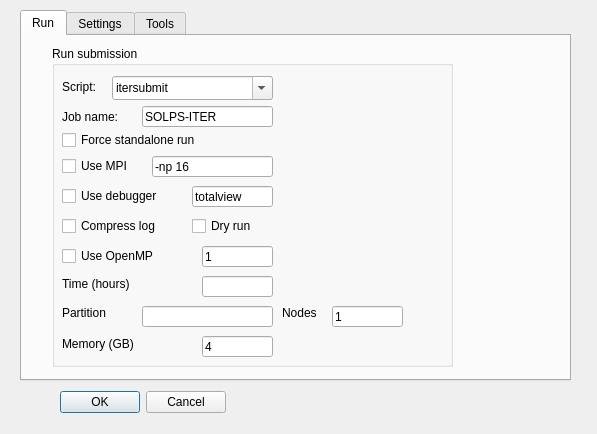
LeCAD-PEG/SOLPS-GUI, file src/gui/preferences.ui: the form before one commit.
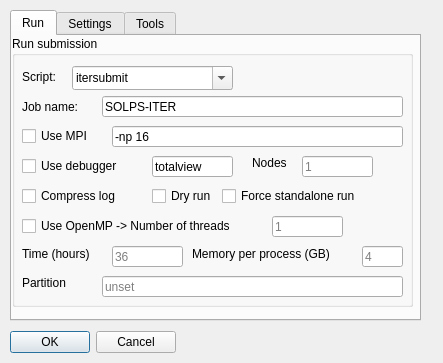
The form after the commit.

Commit message: Add browser and defaults for itersubmit

```diff
--- a/src/gui/preferences.ui
+++ b/src/gui/preferences.ui
@@ -9,8 +9,8 @@
    <rect>
     <x>0</x>
     <y>0</y>
-    <width>597</width>
-    <height>434</height>
+    <width>443</width>
+    <height>363</height>
    </rect>
   </property>
   <property name="windowTitle">
@@ -22,8 +22,8 @@
   <widget class="QDialogButtonBox" name="buttonBox">
    <property name="geometry">
     <rect>
-     <x>60</x>
-     <y>390</y>
+     <x>10</x>
+     <y>330</y>
      <width>166</width>
      <height>24</height>
     </rect>
@@ -38,10 +38,10 @@
   <widget class="QTabWidget" name="tabWidget">
    <property name="geometry">
     <rect>
-     <x>20</x>
+     <x>10</x>
      <y>10</y>
-     <width>551</width>
-     <height>371</height>
+     <width>411</width>
+     <height>311</height>
     </rect>
    </property>
    <property name="currentIndex">
@@ -54,10 +54,10 @@
     <widget class="QGroupBox" name="groupBox_2">
      <property name="geometry">
       <rect>
-       <x>30</x>
-       <y>10</y>
+       <x>0</x>
+       <y>0</y>
        <width>401</width>
-       <height>321</height>
+       <height>271</height>
       </rect>
      </property>
      <property name="title">
@@ -146,7 +146,7 @@
       <property name="geometry">
        <rect>
         <x>10</x>
-        <y>110</y>
+        <y>90</y>
         <width>86</width>
         <height>20</height>
        </rect>
@@ -162,7 +162,7 @@
       <property name="geometry">
        <rect>
         <x>10</x>
-        <y>170</y>
+        <y>150</y>
         <width>131</width>
         <height>20</height>
        </rect>
@@ -178,8 +178,8 @@
       <property name="geometry">
        <rect>
         <x>100</x>
-        <y>110</y>
-        <width>121</width>
+        <y>90</y>
+        <width>291</width>
         <height>21</height>
        </rect>
       </property>
@@ -194,7 +194,7 @@
       <property name="geometry">
        <rect>
         <x>10</x>
-        <y>140</y>
+        <y>120</y>
         <width>131</width>
         <height>20</height>
        </rect>
@@ -210,7 +210,7 @@
       <property name="geometry">
        <rect>
         <x>140</x>
-        <y>140</y>
+        <y>120</y>
         <width>81</width>
         <height>21</height>
        </rect>
@@ -223,7 +223,7 @@
       <property name="geometry">
        <rect>
         <x>140</x>
-        <y>170</y>
+        <y>150</y>
         <width>86</width>
         <height>20</height>
        </rect>
@@ -240,7 +240,7 @@
        <rect>
         <x>90</x>
         <y>60</y>
-        <width>131</width>
+        <width>301</width>
         <height>21</height>
        </rect>
       </property>
@@ -270,9 +270,9 @@
      <widget class="QCheckBox" name="checkBox_standalone">
       <property name="geometry">
        <rect>
-        <x>10</x>
-        <y>84</y>
-        <width>211</width>
+        <x>210</x>
+        <y>150</y>
+        <width>161</width>
         <height>20</height>
        </rect>
       </property>
@@ -288,8 +288,8 @@
       <property name="geometry">
        <rect>
         <x>90</x>
-        <y>260</y>
-        <width>131</width>
+        <y>240</y>
+        <width>301</width>
         <height>21</height>
        </rect>
       </property>
@@ -299,13 +299,16 @@
       <property name="text">
        <string/>
       </property>
+      <property name="placeholderText">
+       <string>unset</string>
+      </property>
      </widget>
      <widget class="QCheckBox" name="checkBox_use_openmp">
       <property name="geometry">
        <rect>
         <x>10</x>
-        <y>200</y>
-        <width>101</width>
+        <y>180</y>
+        <width>231</width>
         <height>20</height>
        </rect>
       </property>
@@ -313,14 +316,14 @@
        <string>-m &quot;&lt;options&gt;&quot; will be added to submission script</string>
       </property>
       <property name="text">
-       <string>Use OpenMP</string>
+       <string>Use OpenMP -&gt; Number of threads</string>
       </property>
      </widget>
      <widget class="QLineEdit" name="lineEdit_time">
       <property name="geometry">
        <rect>
-        <x>150</x>
-        <y>230</y>
+        <x>100</x>
+        <y>210</y>
         <width>71</width>
         <height>21</height>
        </rect>
@@ -331,12 +334,15 @@
       <property name="text">
        <string/>
       </property>
+      <property name="placeholderText">
+       <string>36</string>
+      </property>
      </widget>
      <widget class="QLabel" name="label_time">
       <property name="geometry">
        <rect>
         <x>10</x>
-        <y>230</y>
+        <y>210</y>
         <width>81</width>
         <height>16</height>
        </rect>
@@ -352,7 +358,7 @@
       <property name="geometry">
        <rect>
         <x>10</x>
-        <y>260</y>
+        <y>240</y>
         <width>57</width>
         <height>14</height>
        </rect>
@@ -364,8 +370,8 @@
      <widget class="QLabel" name="label_nodes">
       <property name="geometry">
        <rect>
-        <x>230</x>
-        <y>260</y>
+        <x>240</x>
+        <y>120</y>
         <width>57</width>
         <height>14</height>
        </rect>
@@ -377,9 +383,9 @@
      <widget class="QLabel" name="label_memory">
       <property name="geometry">
        <rect>
-        <x>10</x>
-        <y>290</y>
-        <width>81</width>
+        <x>180</x>
+        <y>210</y>
+        <width>161</width>
         <height>16</height>
        </rect>
       </property>
@@ -387,15 +393,15 @@
        <string>&lt;html&gt;&lt;head/&gt;&lt;body&gt;&lt;p&gt;&lt;br/&gt;&lt;/p&gt;&lt;/body&gt;&lt;/html&gt;</string>
       </property>
       <property name="text">
-       <string>Memory (GB)</string>
+       <string>Memory per process (GB)</string>
       </property>
      </widget>
      <widget class="QLineEdit" name="lineEdit_memory">
       <property name="geometry">
        <rect>
-        <x>150</x>
-        <y>290</y>
-        <width>71</width>
+        <x>350</x>
+        <y>210</y>
+        <width>41</width>
         <height>21</height>
        </rect>
       </property>
@@ -403,14 +409,17 @@
        <string>&lt;html&gt;&lt;head/&gt;&lt;body&gt;&lt;p&gt;-M will be added in the submission script. Memory size (default 4GB)&lt;/p&gt;&lt;/body&gt;&lt;/html&gt;</string>
       </property>
       <property name="text">
+       <string/>
+      </property>
+      <property name="placeholderText">
        <string>4</string>
       </property>
      </widget>
      <widget class="QLineEdit" name="lineEdit_threads">
       <property name="geometry">
        <rect>
-        <x>150</x>
-        <y>200</y>
+        <x>260</x>
+        <y>180</y>
         <width>71</width>
         <height>21</height>
        </rect>
@@ -419,14 +428,17 @@
        <string>&lt;html&gt;&lt;head/&gt;&lt;body&gt;&lt;p&gt;Option -t THREADS will be added to submission script. Use OpenMP parallelization with &amp;lt;&amp;lt;THREADS&amp;gt;&amp;gt; threads (default 1)   &lt;/p&gt;&lt;/body&gt;&lt;/html&gt;</string>
       </property>
       <property name="text">
+       <string/>
+      </property>
+      <property name="placeholderText">
        <string>1</string>
       </property>
      </widget>
      <widget class="QLineEdit" name="lineEdit_nodes">
       <property name="geometry">
        <rect>
-        <x>280</x>
-        <y>260</y>
+        <x>290</x>
+        <y>120</y>
         <width>71</width>
         <height>21</height>
        </rect>
@@ -435,6 +447,9 @@
        <string>&lt;html&gt;&lt;head/&gt;&lt;body&gt;&lt;p&gt;Option -N will be added to submission script. Number of nodes requested (default 1)&lt;/p&gt;&lt;/body&gt;&lt;/html&gt;</string>
       </property>
       <property name="text">
+       <string/>
+      </property>
+      <property name="placeholderText">
        <string>1</string>
       </property>
      </widget>
```
Left out of the diff: 139 changed lines with no effect on the pictures. The commit also changes 1 other file.
